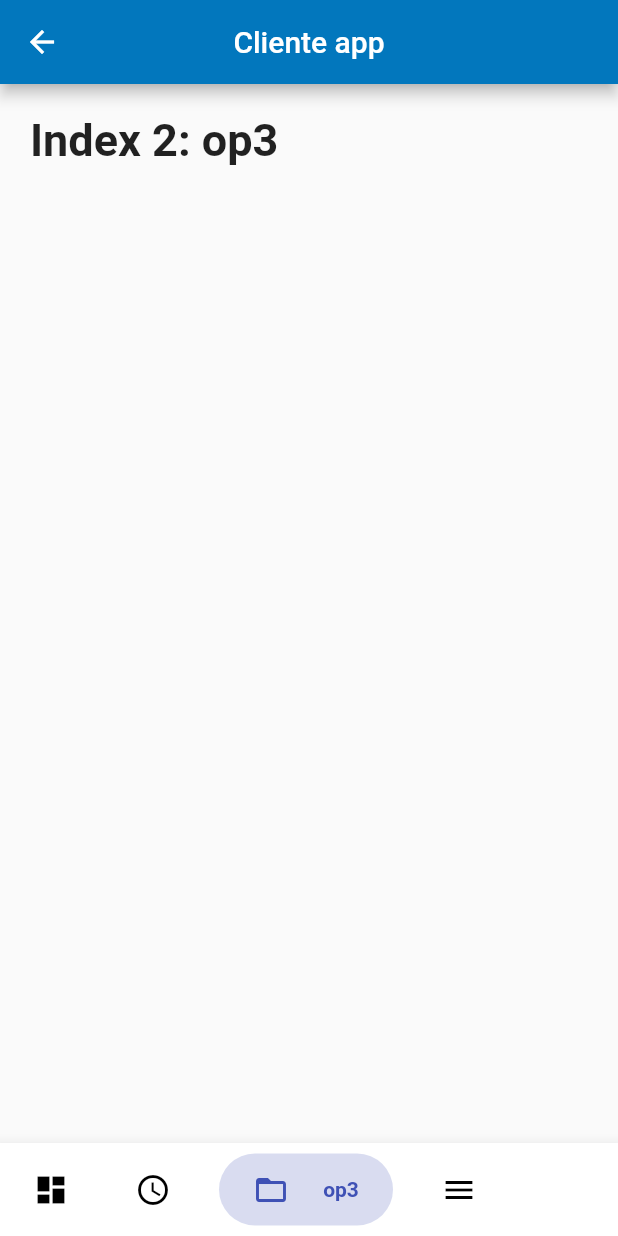
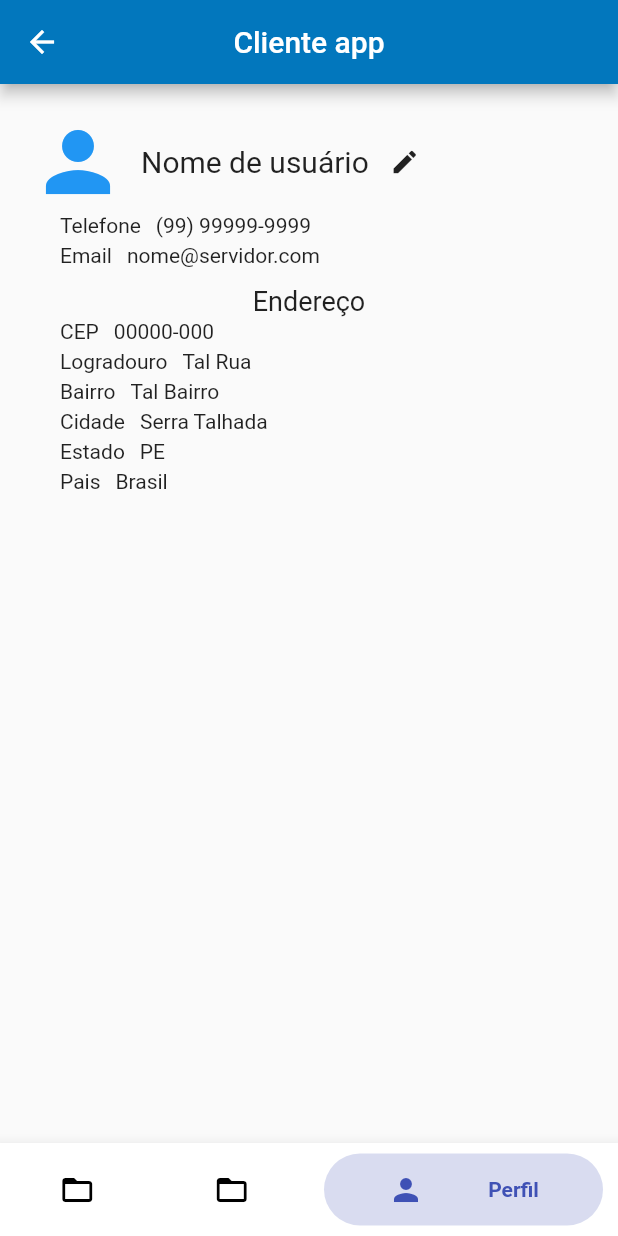
Before and after one commit to wanderson100v/solicitar-pintura, a Flutter app: the ClientDashboardWidget screen opened directly, item 3 of the bottom bar chosen, on a phone screen of 412 x 824 dp. Run offline on Flutter 3.47's test engine with Material 2 defaults, Android fonts, the phone set to English and light mode, and no system bars; drawn by our look-alikes of bubble_bottom_bar; missing offline and left inert: animated_splash; Roboto replaces fonts that are missing (Hind, Montserrat).

Commit message:
Tela perfil

```diff
--- a/app/lib/src/client/dashboard/dashboeard-widget.dart
+++ b/app/lib/src/client/dashboard/dashboeard-widget.dart
@@ -1,6 +1,6 @@
+import 'package:app/src/profile/profile-widget.dart';
 import "package:flutter/material.dart";
 import "package:bubble_bottom_bar/bubble_bottom_bar.dart";
-
 
 class ClientDashboardWidget extends StatefulWidget {
   @override
@@ -9,58 +9,64 @@ class ClientDashboardWidget extends StatefulWidget {
 
 class _ClientDashboardWidgetState extends State<ClientDashboardWidget> {
   int _selectedIndex = 0;
-  static const TextStyle optionStyle = TextStyle(fontSize: 30, fontWeight: FontWeight.bold);
-  static const List<Widget> _widgetOptions = <Widget>[
+  static const TextStyle optionStyle =
+      TextStyle(fontSize: 30, fontWeight: FontWeight.bold);
+  static List<Widget> _widgetOptions = <Widget>[
     Text(
-      'Index 0: op1',
+      'Inicio',
       style: optionStyle,
     ),
     Text(
-      'Index 1: op2',
+      'Solicitações',
       style: optionStyle,
     ),
-    Text(
-      'Index 2: op3',
-      style: optionStyle,
-    ),
-    Text(
-      'Index 2: op4',
-      style: optionStyle,
-    ),
+    ProfileWidget()
   ];
 
   @override
   Widget build(BuildContext context) {
     return Scaffold(
         appBar: AppBar(
-        title : Text("Cliente app"),
+          title: Text("Cliente app"),
           centerTitle: true,
         ),
         body: SingleChildScrollView(
           child: Container(
             padding: EdgeInsets.all(20),
             child: _widgetOptions.elementAt(_selectedIndex),
-        ) ,
+          ),
         ),
         bottomNavigationBar: BubbleBottomBar(
           opacity: .2,
           currentIndex: _selectedIndex,
-        onTap: (index)=>
-          setState(()=>_selectedIndex = index
-        ),
+          onTap: (index) => setState(() => _selectedIndex = index),
           borderRadius: BorderRadius.vertical(top: Radius.circular(16)),
           elevation: 8,
-        fabLocation: BubbleBottomBarFabLocation.end, //new
+          //fabLocation: BubbleBottomBarFabLocation., //new
           hasNotch: true, //new
           hasInk: true, //new, gives a cute ink effect
-        inkColor: Colors.black12, //optional, uses theme color if not specified
+          inkColor:
+              Colors.black12, //optional, uses theme color if not specified
           items: <BubbleBottomBarItem>[
-            BubbleBottomBarItem(backgroundColor: Colors.red, icon: Icon(Icons.dashboard, color: Colors.black,), activeIcon: Icon(Icons.dashboard, color: Colors.red,), title: Text("op1")),
-            BubbleBottomBarItem(backgroundColor: Colors.deepPurple, icon: Icon(Icons.access_time, color: Colors.black,), activeIcon: Icon(Icons.access_time, color: Colors.deepPurple,), title: Text("op2")),
-            BubbleBottomBarItem(backgroundColor: Colors.indigo, icon: Icon(Icons.folder_open, color: Colors.black,), activeIcon: Icon(Icons.folder_open, color: Colors.indigo,), title: Text("op3")),
-            BubbleBottomBarItem(backgroundColor: Colors.green, icon: Icon(Icons.menu, color: Colors.black,), activeIcon: Icon(Icons.menu, color: Colors.green,), title: Text("op4"))
+           _buildBubbleBottomBarItem("Inicio", Icons.home,),
+           _buildBubbleBottomBarItem("Solicitações", Icons.send),
+           _buildBubbleBottomBarItem("Perfil", Icons.person)
           ],
-      )
+        ));
+  }
+
+  BubbleBottomBarItem _buildBubbleBottomBarItem(String text, icon) {
+    return BubbleBottomBarItem(
+        backgroundColor: Colors.indigo,
+        icon: Icon(
+          Icons.folder_open,
+          color: Colors.black,
+        ),
+        activeIcon: Icon(
+          icon,
+          color: Colors.indigo,
+        ),
+        title: Text(text)
       );
   }
 }
--- /dev/null
+++ b/app/lib/src/profile/profile-widget.dart
@@ -0,0 +1,60 @@
+import 'package:flutter/material.dart';
+
+class ProfileWidget extends StatelessWidget {
+  ProfileWidget();
+
+  @override
+  Widget build(BuildContext context) {
+    return Container(
+        child: Column(children: <Widget>[
+      _buildNameWidget("Nome de usuário"),
+      Container(
+        padding: EdgeInsets.symmetric(horizontal: 20),
+        child: Column(
+          children: <Widget>[
+            _buildDefaultRow("Telefone", "(99) 99999-9999"),
+            _buildDefaultRow("Email", "nome@servidor.com"),
+            Padding(
+              padding: EdgeInsets.only(top: 10),
+              child: Center(child: Text("Endereço", style: TextStyle(fontSize: 18)))
+            ),
+            _buildDefaultRow("CEP", "00000-000"),
+            _buildDefaultRow("Logradouro", "Tal Rua"),
+            _buildDefaultRow("Bairro", "Tal Bairro"),
+            _buildDefaultRow("Cidade", "Serra Talhada"),
+            _buildDefaultRow("Estado", "PE"),
+            _buildDefaultRow("Pais", "Brasil"),
+          ],
+        ) ,
+      )
+    ]));
+  }
+
+  Widget _buildNameWidget(String name) {
+    Row row = Row(
+        children: <Widget>[
+          Icon(Icons.person, size: 64, color: Colors.blue),
+          Padding(
+              padding: EdgeInsets.only(left: 10),
+              child: Text(name, style: TextStyle(fontSize: 20))),
+          IconButton(
+            onPressed: ()=>{},
+            icon: Icon(Icons.edit, size: 20,),
+          )
+        ],
+      );
+    return row;
+  }
+
+  Widget _buildDefaultRow(String label, String description) {
+    return  Padding(
+      padding: EdgeInsets.symmetric(vertical: 2),
+      child :Row(
+        children: <Widget>[
+          Text(label),
+          Padding(padding: EdgeInsets.only(left: 10), child: Text(description))
+        ],
+     )
+    );
+  }
+}
```
Lines whose indentation alone changed are shown as unchanged.
